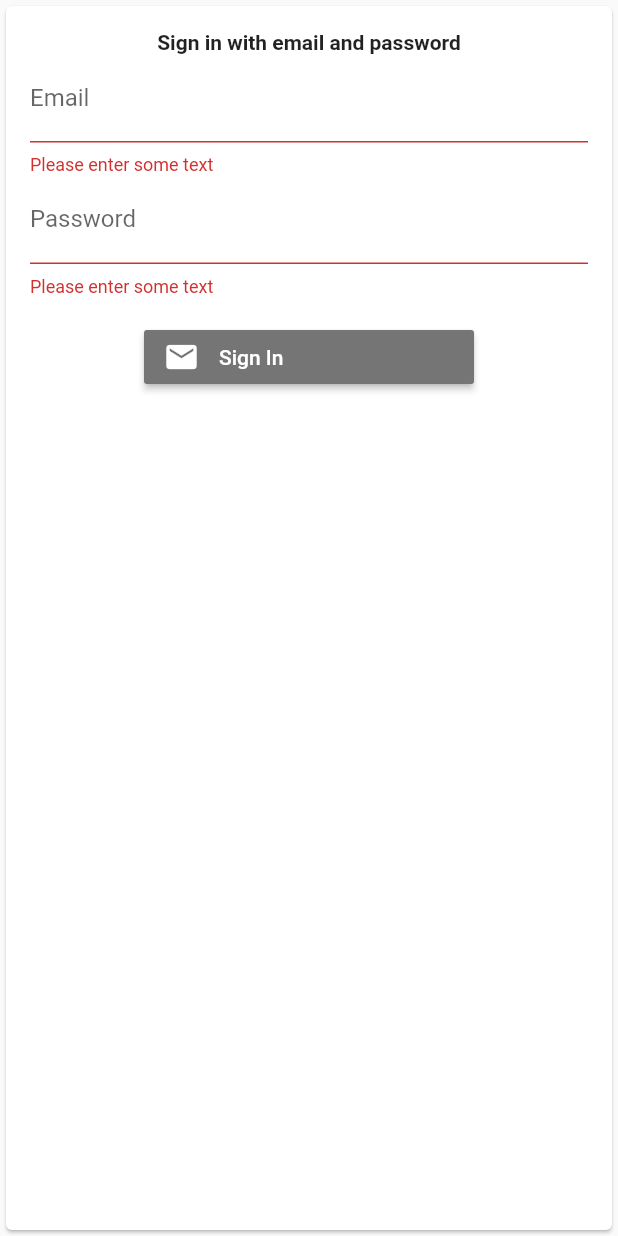
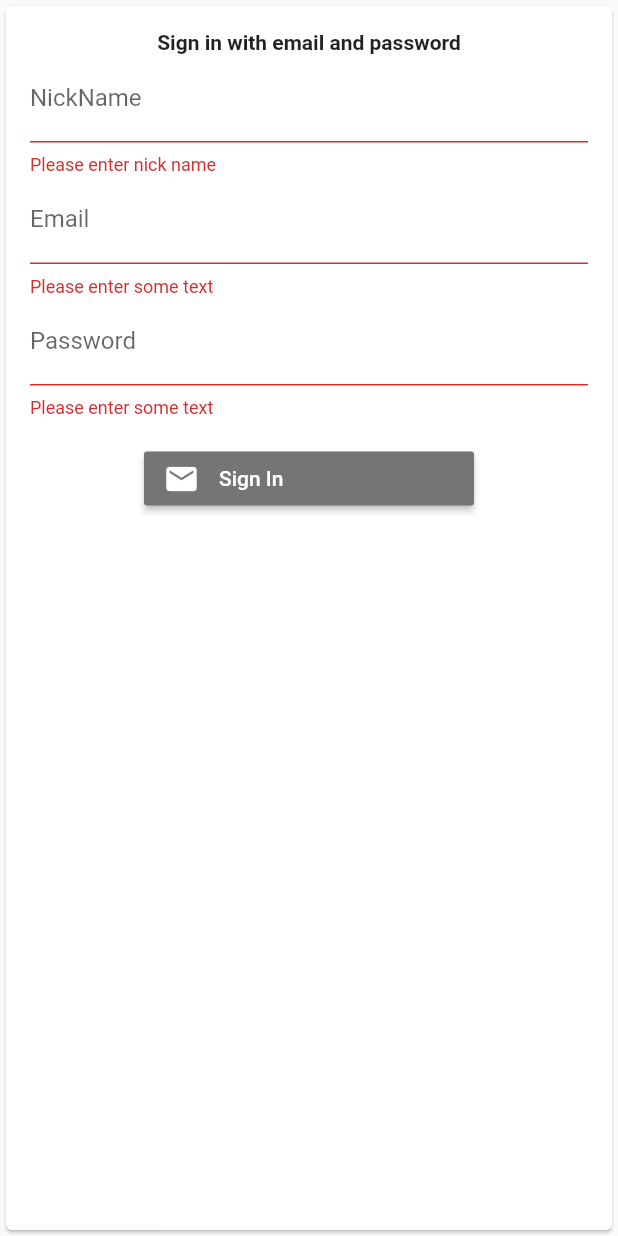
Before and after one commit to seiyaaaMk2/flutter_chat, a Flutter app: the _EmailPasswordForm widget shown alone on an empty page, opened directly, after a tap on "Sign In", on a phone screen of 412 x 824 dp. Run offline on Flutter 3.47's test engine with Material 2 defaults, Android fonts, the phone set to English and light mode, and no system bars; our stand-ins replace cloud_firestore, firebase_auth, firebase_core, flutter_signin_button; accounts and stored records are empty; network calls fail.

Commit message:
feat: 表示名を登録させるように修正
■内容
・表示名をサインイン時に記載するようにしました。

```diff
--- a/lib/screen/signin_page.dart
+++ b/lib/screen/signin_page.dart
@@ -6,6 +6,7 @@
 import 'package:flutter/material.dart';
 import 'package:flutter_chat/screen/view/scaffold_snackbar.dart';
 import 'package:firebase_auth/firebase_auth.dart';
+import 'package:cloud_firestore/cloud_firestore.dart';
 import 'package:flutter_chat/screen/home_page.dart';
 import 'package:flutter_signin_button/flutter_signin_button.dart';
 
@@ -293,6 +294,7 @@ class _EmailPasswordForm extends StatefulWidget {
 
 class _EmailPasswordFormState extends State<_EmailPasswordForm> {
   final GlobalKey<FormState> _formKey = GlobalKey<FormState>();
+  final TextEditingController _nickNameController = TextEditingController();
   final TextEditingController _emailController = TextEditingController();
   final TextEditingController _passwordController = TextEditingController();
 
@@ -312,6 +314,14 @@ class _EmailPasswordFormState extends State<_EmailPasswordForm> {
                   'Sign in with email and password',
                   style: TextStyle(fontWeight: FontWeight.bold),
                 ),
+              ),
+              TextFormField(
+                controller: _nickNameController,
+                decoration: const InputDecoration(labelText: 'NickName'),
+                validator: (String? value) {
+                  if (value!.isEmpty) return 'Please enter nick name';
+                  return null;
+                },
               ),
               TextFormField(
                 controller: _emailController,
@@ -363,8 +373,15 @@ class _EmailPasswordFormState extends State<_EmailPasswordForm> {
       final User user = (await _auth.signInWithEmailAndPassword(
         email: _emailController.text,
         password: _passwordController.text,
-      ))
-          .user!;
+      )).user!;
+
+      await FirebaseFirestore.instance
+          .collection('users')
+          .doc(_emailController.text)
+          .set({
+        'image': '',
+        'name': _nickNameController.text,
+      });
       ScaffoldSnackbar.of(context).show('${user.email} でサインインしました');
       if (user != null) {
         Navigator.pushNamed(context, HomePage.id);
```
Also changed, not shown: lib/screen/chat_page.dart (+41 -21 lines).
